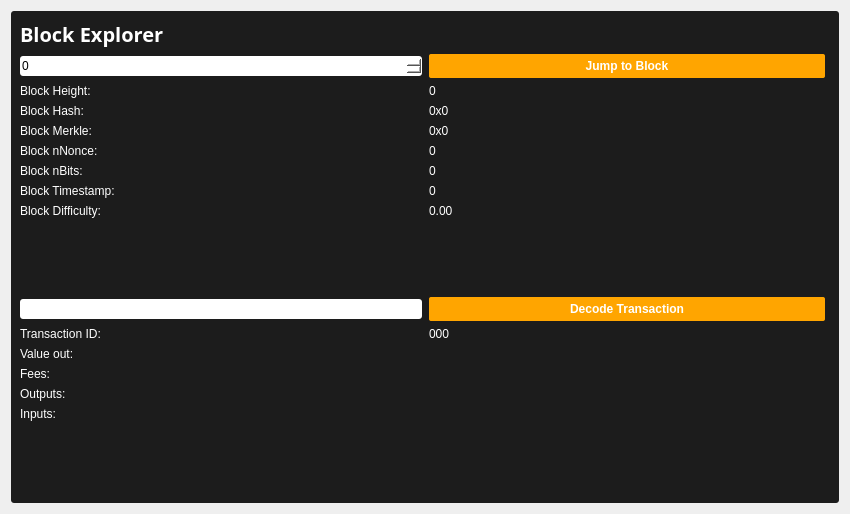
First picture: the form in src/qt/forms/blockbrowser.ui, repository SpectreSecurityCoin/SpectreSecurityCoin, before the edit.
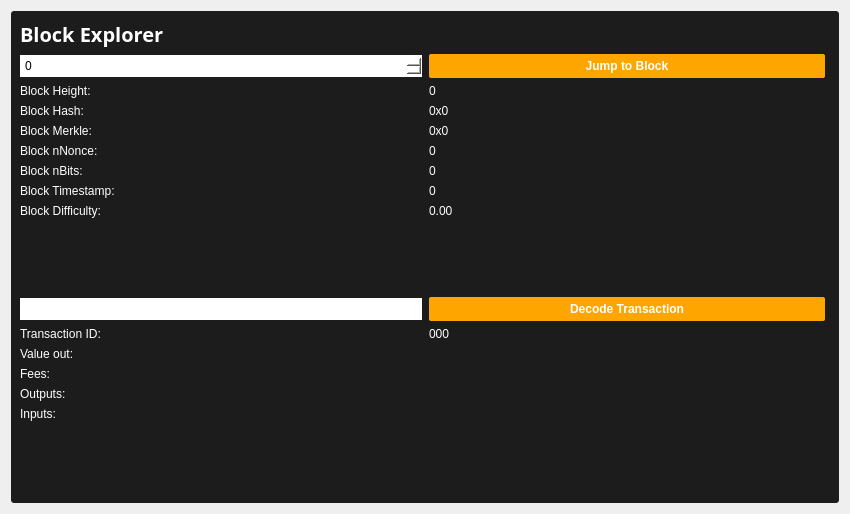
Second picture: the form after the edit.

The edit to the form file:
```diff
--- a/src/qt/forms/blockbrowser.ui
+++ b/src/qt/forms/blockbrowser.ui
@@ -106,7 +106,8 @@
           <property name="styleSheet">
            <string notr="true">background-color: rgb(255, 255, 255);
 color: rgb(0, 0, 0);
-padding:2px 0px;</string>
+padding:3px;
+border-radius:0px;</string>
           </property>
           <property name="inputMask">
            <string comment="Transaction id" extracomment="Transaction id"/>
@@ -234,7 +235,8 @@
           <property name="styleSheet">
            <string notr="true">background-color: rgb(255, 255, 255);
 color: rgb(0, 0, 0);
-padding:2px 0px;</string>
+padding:3px;
+border-radius:0px;</string>
           </property>
           <property name="maximum">
            <number>99999999</number>
```
